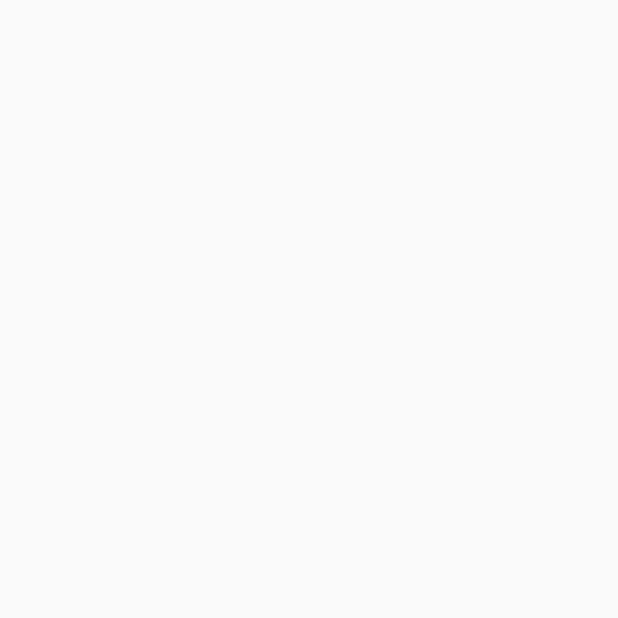
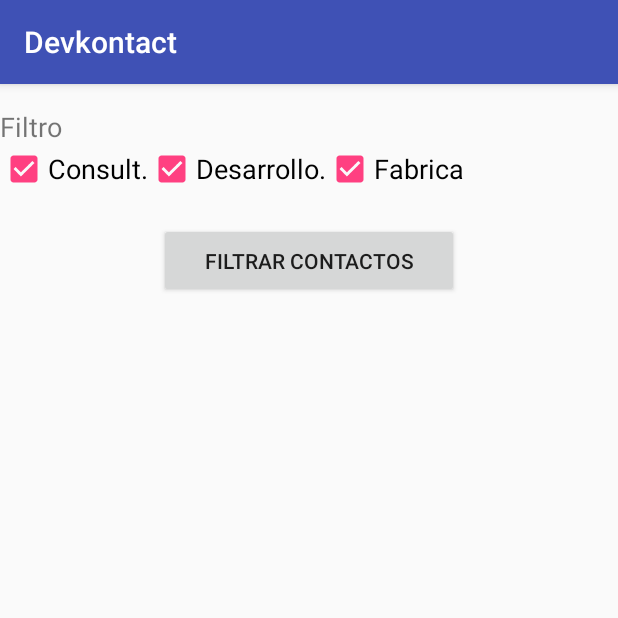
Before and after one commit to kaleemsagard/cursoappsmovilesunal, an Android app: the ViewAllContacts screen opened directly, with no data from a screen before it, on a phone screen of 412 x 824 dp, the top half of it. Before the commit the part shown is empty. Run offline under Robolectric (Android 15) with nearby library versions, the phone set to English and light mode, and no system bars.

Commit message:
Reto 8: Adicionado filtrado al listado de contactos

```diff
--- a/Reto 8/app/src/main/java/com/androidtutorialpoint/reto8/ViewAllContacts.java
+++ b/Reto 8/app/src/main/java/com/androidtutorialpoint/reto8/ViewAllContacts.java
@@ -2,7 +2,12 @@ package com.androidtutorialpoint.reto8;
 
 import android.app.ListActivity;
 import android.os.Bundle;
+import android.support.v7.app.AppCompatActivity;
+import android.view.View;
 import android.widget.ArrayAdapter;
+import android.widget.Button;
+import android.widget.CheckBox;
+import android.widget.ListView;
 
 import com.androidtutorialpoint.reto8.Model.Contact;
 import com.androidtutorialpoint.reto8.DB.ContactOperations;
@@ -10,7 +15,7 @@ import com.androidtutorialpoint.reto8.DB.ContactOperations;
 import java.util.List;
 
 
-public class ViewAllContacts extends ListActivity {
+public class ViewAllContacts extends AppCompatActivity {
 
     private ContactOperations contactOps;
     List<Contact> contacts;
@@ -19,12 +24,31 @@ public class ViewAllContacts extends ListActivity {
     protected void onCreate(Bundle savedInstanceState) {
         super.onCreate(savedInstanceState);
         setContentView(R.layout.activity_view_all_contacts);
+
+        ListView listView = (ListView) findViewById(R.id.list);
         contactOps = new ContactOperations(this);
         contactOps.open();
         contacts = contactOps.getAllContacts();
         contactOps.close();
-        ArrayAdapter<Contact> adapter = new ArrayAdapter<>(this,
-                android.R.layout.simple_list_item_1, contacts);
-        setListAdapter(adapter);
+        final ArrayAdapter<Contact> adapter = new ArrayAdapter<>(this, android.R.layout.simple_list_item_1, contacts);
+        listView.setAdapter(adapter);
+
+        Button filterButton = (Button) findViewById(R.id.button_filter_contact);
+        final CheckBox consultingCheckbox = (CheckBox) findViewById(R.id.check_type_filter_consulting);
+        final CheckBox developerCheckbox = (CheckBox) findViewById(R.id.check_type_filter_developer);
+        final CheckBox softwareFactoryCheckbox = (CheckBox) findViewById(R.id.check_type_filter_softwarefactory);
+        filterButton.setOnClickListener(new View.OnClickListener() {
+            @Override
+            public void onClick(View view) {
+                contactOps.open();
+                contacts = contactOps.getFilteredContacts(
+                        consultingCheckbox.isChecked(),
+                        developerCheckbox.isChecked(),
+                        softwareFactoryCheckbox.isChecked());
+                contactOps.close();
+                adapter.clear();
+                adapter.addAll(contacts);
+            }
+        });
     }
 }
--- a/Reto 8/app/src/main/res/layout/activity_view_all_contacts.xml
+++ b/Reto 8/app/src/main/res/layout/activity_view_all_contacts.xml
@@ -9,8 +9,55 @@
     tools:context=".ViewAllContacts"
     android:gravity="center_horizontal">
 
+    <TextView
+        android:id="@+id/text_view_type"
+        android:layout_width="wrap_content"
+        android:layout_height="wrap_content"
+        android:text="@string/type_filter"
+        android:layout_gravity="left"
+        android:textSize="@dimen/add_edit_textsize"
+        android:paddingRight="25dp"/>
+
+    <LinearLayout
+        android:layout_width="match_parent"
+        android:layout_height="wrap_content"
+        android:orientation="horizontal">
+
+        <CheckBox
+            android:id="@+id/check_type_filter_consulting"
+            android:layout_width="wrap_content"
+            android:layout_height="wrap_content"
+            android:text="@string/type_consulting_filter"
+            android:textSize="@dimen/add_edit_textsize"
+            android:checked="true" />
+
+        <CheckBox
+            android:id="@+id/check_type_filter_developer"
+            android:layout_width="wrap_content"
+            android:layout_height="wrap_content"
+            android:text="@string/type_developer_filter"
+            android:textSize="@dimen/add_edit_textsize"
+            android:checked="true" />
+
+        <CheckBox
+            android:id="@+id/check_type_filter_softwarefactory"
+            android:layout_width="wrap_content"
+            android:layout_height="wrap_content"
+            android:text="@string/type_softwarefactory_filter"
+            android:textSize="@dimen/add_edit_textsize"
+            android:checked="true" />
+    </LinearLayout>
+
+    <Button
+        android:id="@+id/button_filter_contact"
+        android:layout_width="@dimen/button_width"
+        android:layout_height="@dimen/button_height"
+        android:layout_marginTop="@dimen/button_padding"
+        android:text="@string/filter_contact"
+        android:layout_gravity="center"/>
+
     <ListView
-            android:id="@android:id/list"
+            android:id="@+id/list"
             android:layout_width="match_parent"
             android:layout_height="wrap_content"
             android:layout_above="@+id/textView1"
--- a/Reto 8/app/src/main/res/values/strings.xml
+++ b/Reto 8/app/src/main/res/values/strings.xml
@@ -17,4 +17,9 @@
     <string name="add_description">Servicios o productos</string>
     <string name="enter_contact_id">Introduce el ID de contacto</string>
     <string name="settings">Ajustes</string>
+    <string name="type_filter">Filtro</string>
+    <string name="type_consulting_filter">Consult.</string>
+    <string name="type_developer_filter">Desarrollo.</string>
+    <string name="type_softwarefactory_filter">Fabrica</string>
+    <string name="filter_contact">Filtrar contactos</string>
 </resources>
```
Also changed, not shown: Reto 8/app/src/main/java/com/androidtutorialpoint/reto8/DB/ContactOperations.java (+50 -0 lines).
